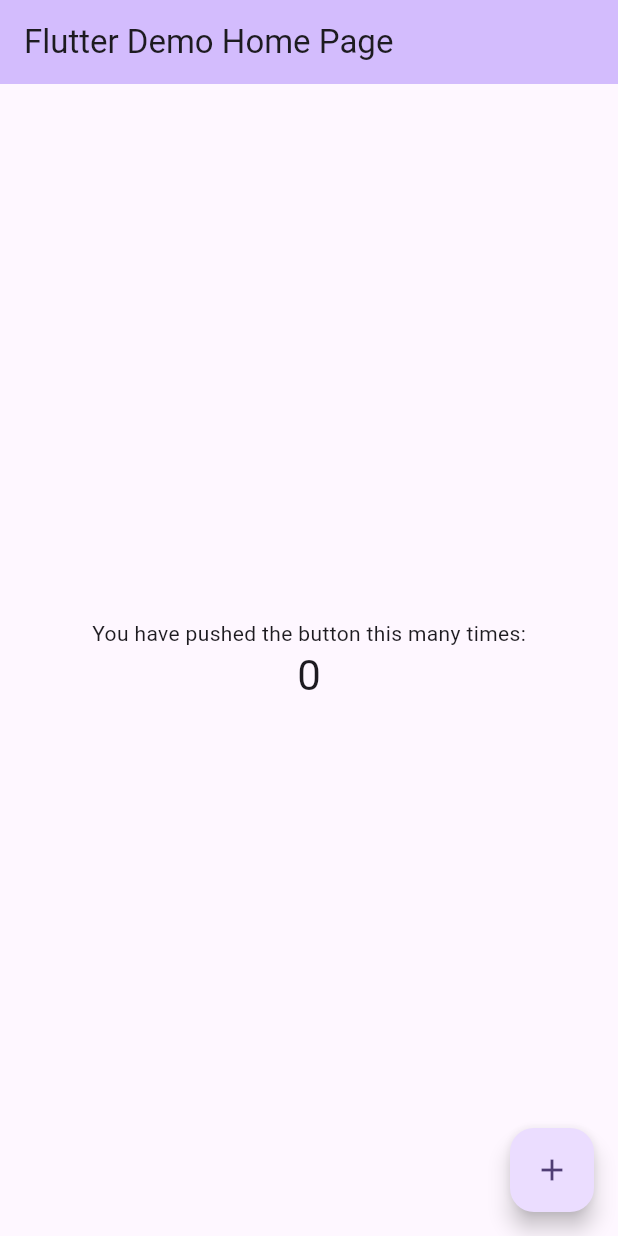
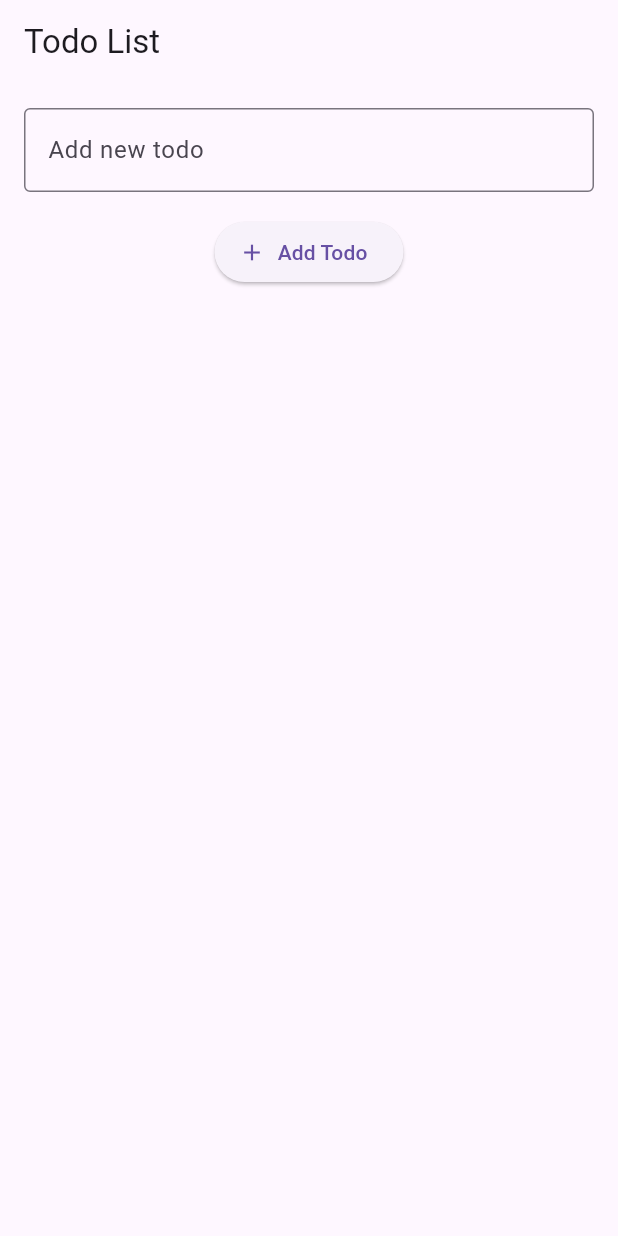
Before and after one commit to TuanChill/Nhom-08--To-do-list-Flutter, a Flutter app: the screen it shows after launch, on a phone screen of 412 x 824 dp. Run offline on Flutter 3.47's test engine with Material 3 defaults, Android fonts, the phone set to English and light mode, and no system bars.

Commit message:
todo list

```diff
--- a/lib/main.dart
+++ b/lib/main.dart
@@ -1,125 +1,16 @@
 import 'package:flutter/material.dart';
+import 'todo_list.dart';
 
 void main() {
-  runApp(const MyApp());
+  runApp(MyApp());
 }
 
 class MyApp extends StatelessWidget {
-  const MyApp({super.key});
-
-  // This widget is the root of your application.
   @override
   Widget build(BuildContext context) {
     return MaterialApp(
-      title: 'Flutter Demo',
-      theme: ThemeData(
-        // This is the theme of your application.
-        //
-        // TRY THIS: Try running your application with "flutter run". You'll see
-        // the application has a purple toolbar. Then, without quitting the app,
-        // try changing the seedColor in the colorScheme below to Colors.green
-        // and then invoke "hot reload" (save your changes or press the "hot
-        // reload" button in a Flutter-supported IDE, or press "r" if you used
-        // the command line to start the app).
-        //
-        // Notice that the counter didn't reset back to zero; the application
-        // state is not lost during the reload. To reset the state, use hot
-        // restart instead.
-        //
-        // This works for code too, not just values: Most code changes can be
-        // tested with just a hot reload.
-        colorScheme: ColorScheme.fromSeed(seedColor: Colors.deepPurple),
-        useMaterial3: true,
-      ),
-      home: const MyHomePage(title: 'Flutter Demo Home Page'),
+      debugShowCheckedModeBanner: false,
+      home: TodoListPage(),
     );
   }
 }
-
-class MyHomePage extends StatefulWidget {
-  const MyHomePage({super.key, required this.title});
-
-  // This widget is the home page of your application. It is stateful, meaning
-  // that it has a State object (defined below) that contains fields that affect
-  // how it looks.
-
-  // This class is the configuration for the state. It holds the values (in this
-  // case the title) provided by the parent (in this case the App widget) and
-  // used by the build method of the State. Fields in a Widget subclass are
-  // always marked "final".
-
-  final String title;
-
-  @override
-  State<MyHomePage> createState() => _MyHomePageState();
-}
-
-class _MyHomePageState extends State<MyHomePage> {
-  int _counter = 0;
-
-  void _incrementCounter() {
-    setState(() {
-      // This call to setState tells the Flutter framework that something has
-      // changed in this State, which causes it to rerun the build method below
-      // so that the display can reflect the updated values. If we changed
-      // _counter without calling setState(), then the build method would not be
-      // called again, and so nothing would appear to happen.
-      _counter++;
-    });
-  }
-
-  @override
-  Widget build(BuildContext context) {
-    // This method is rerun every time setState is called, for instance as done
-    // by the _incrementCounter method above.
-    //
-    // The Flutter framework has been optimized to make rerunning build methods
-    // fast, so that you can just rebuild anything that needs updating rather
-    // than having to individually change instances of widgets.
-    return Scaffold(
-      appBar: AppBar(
-        // TRY THIS: Try changing the color here to a specific color (to
-        // Colors.amber, perhaps?) and trigger a hot reload to see the AppBar
-        // change color while the other colors stay the same.
-        backgroundColor: Theme.of(context).colorScheme.inversePrimary,
-        // Here we take the value from the MyHomePage object that was created by
-        // the App.build method, and use it to set our appbar title.
-        title: Text(widget.title),
-      ),
-      body: Center(
-        // Center is a layout widget. It takes a single child and positions it
-        // in the middle of the parent.
-        child: Column(
-          // Column is also a layout widget. It takes a list of children and
-          // arranges them vertically. By default, it sizes itself to fit its
-          // children horizontally, and tries to be as tall as its parent.
-          //
-          // Column has various properties to control how it sizes itself and
-          // how it positions its children. Here we use mainAxisAlignment to
-          // center the children vertically; the main axis here is the vertical
-          // axis because Columns are vertical (the cross axis would be
-          // horizontal).
-          //
-          // TRY THIS: Invoke "debug painting" (choose the "Toggle Debug Paint"
-          // action in the IDE, or press "p" in the console), to see the
-          // wireframe for each widget.
-          mainAxisAlignment: MainAxisAlignment.center,
-          children: <Widget>[
-            const Text(
-              'You have pushed the button this many times:',
-            ),
-            Text(
-              '$_counter',
-              style: Theme.of(context).textTheme.headlineMedium,
-            ),
-          ],
-        ),
-      ),
-      floatingActionButton: FloatingActionButton(
-        onPressed: _incrementCounter,
-        tooltip: 'Increment',
-        child: const Icon(Icons.add),
-      ), // This trailing comma makes auto-formatting nicer for build methods.
-    );
-  }
-}
--- /dev/null
+++ b/lib/todo_list.dart
@@ -0,0 +1,106 @@
+import 'package:flutter/material.dart';
+
+class TodoListPage extends StatefulWidget {
+  @override
+  _TodoListPageState createState() => _TodoListPageState();
+}
+
+class _TodoListPageState extends State<TodoListPage> {
+  List<String> todoList = [];
+
+  final TextEditingController _controller = TextEditingController();
+
+  void _addTodo() {
+    if (_controller.text.isNotEmpty) {
+      setState(() {
+        todoList.add(_controller.text);
+        _controller.clear();
+      });
+    }
+  }
+
+  void _editTodo(int index) {
+    showDialog(
+      context: context,
+      builder: (context) {
+        TextEditingController editController = TextEditingController();
+        editController.text = todoList[index];
+        return AlertDialog(
+          title: Text('Edit Todo'),
+          content: TextField(
+            controller: editController,
+            decoration: InputDecoration(hintText: 'Edit your todo'),
+          ),
+          actions: [
+            ElevatedButton(
+              onPressed: () {
+                setState(() {
+                  todoList[index] = editController.text;
+                });
+                Navigator.of(context).pop();
+              },
+              child: Text('Save'),
+            ),
+          ],
+        );
+      },
+    );
+  }
+
+  void _deleteTodo(int index) {
+    setState(() {
+      todoList.removeAt(index);
+    });
+  }
+
+  @override
+  Widget build(BuildContext context) {
+    return Scaffold(
+      appBar: AppBar(
+        title: Text('Todo List'),
+      ),
+      body: Column(
+        children: [
+          Padding(
+            padding: const EdgeInsets.all(16.0),
+            child: TextField(
+              controller: _controller,
+              decoration: InputDecoration(
+                labelText: 'Add new todo',
+                border: OutlineInputBorder(),
+              ),
+            ),
+          ),
+          ElevatedButton.icon(
+            onPressed: _addTodo,
+            icon: Icon(Icons.add),  // Thêm icon dấu cộng
+            label: Text('Add Todo'),  // Văn bản "Add Todo"
+          ),
+          Expanded(
+            child: ListView.builder(
+              itemCount: todoList.length,
+              itemBuilder: (context, index) {
+                return ListTile(
+                  title: Text(todoList[index]),
+                  trailing: Row(
+                    mainAxisSize: MainAxisSize.min,
+                    children: [
+                      IconButton(
+                        icon: Icon(Icons.edit),
+                        onPressed: () => _editTodo(index),
+                      ),
+                      IconButton(
+                        icon: Icon(Icons.delete),
+                        onPressed: () => _deleteTodo(index),
+                      ),
+                    ],
+                  ),
+                );
+              },
+            ),
+          ),
+        ],
+      ),
+    );
+  }
+}
```
Also changed, not shown: 1 other file.
